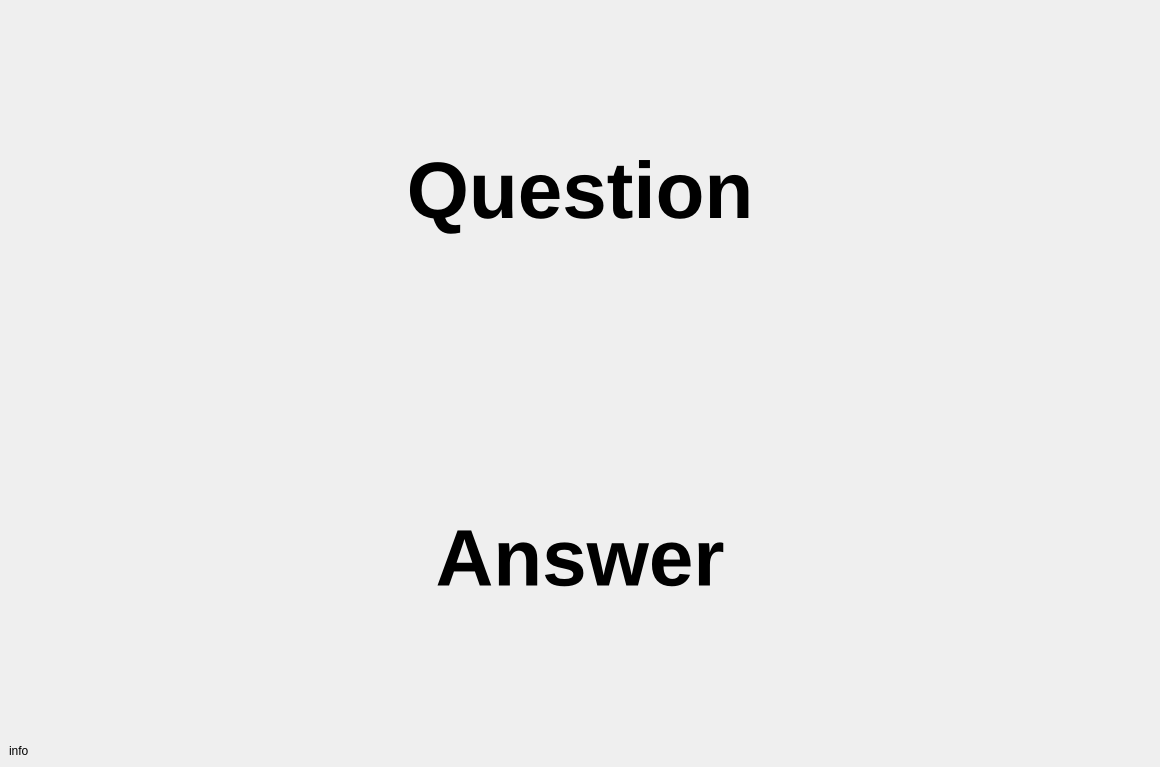
This is trainer/trainer.ui in Nummulith/Deutsch as Qt 5 draws it before an edit. The edited form follows.
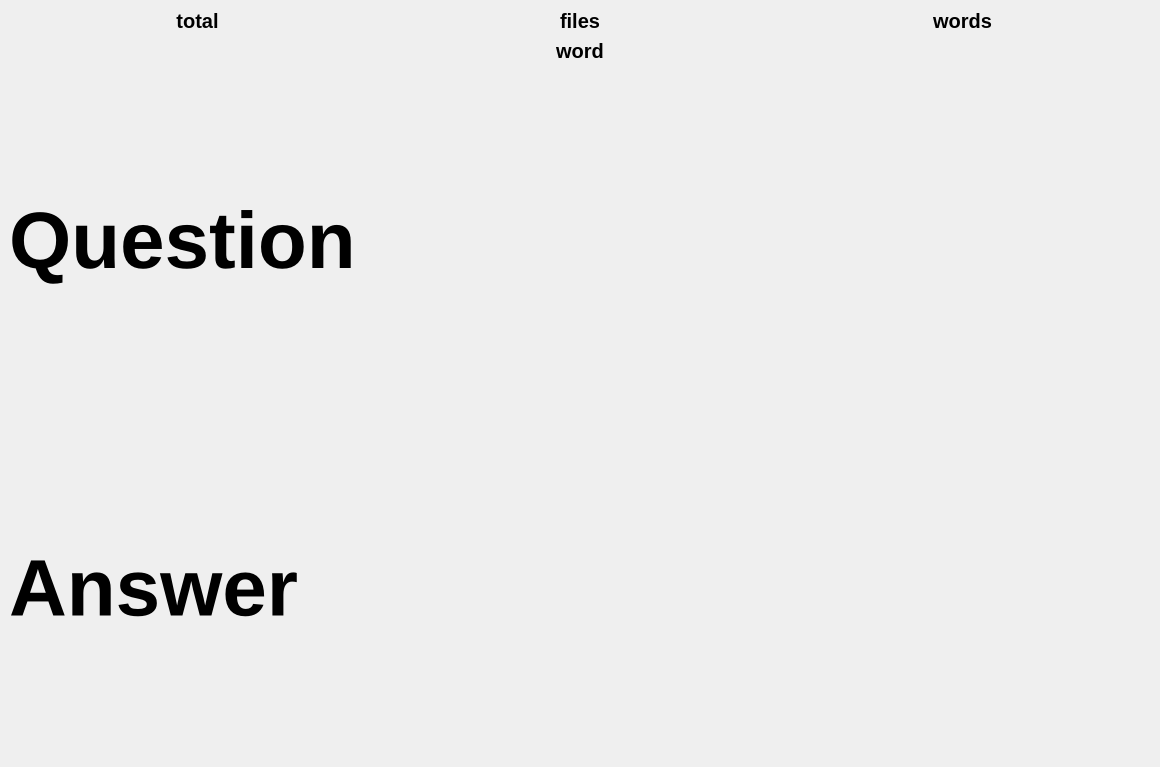
This is the edited form.

Diff of the .ui file:
```diff
--- a/trainer/trainer.ui
+++ b/trainer/trainer.ui
@@ -14,7 +14,82 @@
    <string>Word Trainer</string>
   </property>
   <widget class="QWidget" name="centralwidget">
-   <layout class="QVBoxLayout" name="verticalLayout" stretch="1,1,0">
+   <layout class="QVBoxLayout" name="verticalLayout" stretch="0,0,0,1,1">
+    <item>
+     <layout class="QHBoxLayout" name="horizontalLayout">
+      <item>
+       <widget class="QLabel" name="label_total">
+        <property name="font">
+         <font>
+          <pointsize>15</pointsize>
+          <weight>75</weight>
+          <bold>true</bold>
+         </font>
+        </property>
+        <property name="text">
+         <string>total</string>
+        </property>
+        <property name="alignment">
+         <set>Qt::AlignCenter</set>
+        </property>
+       </widget>
+      </item>
+      <item>
+       <widget class="QLabel" name="label_files">
+        <property name="font">
+         <font>
+          <pointsize>15</pointsize>
+          <weight>75</weight>
+          <bold>true</bold>
+         </font>
+        </property>
+        <property name="text">
+         <string>files</string>
+        </property>
+        <property name="alignment">
+         <set>Qt::AlignCenter</set>
+        </property>
+       </widget>
+      </item>
+      <item>
+       <widget class="QLabel" name="label_words">
+        <property name="font">
+         <font>
+          <pointsize>15</pointsize>
+          <weight>75</weight>
+          <bold>true</bold>
+         </font>
+        </property>
+        <property name="text">
+         <string>words</string>
+        </property>
+        <property name="alignment">
+         <set>Qt::AlignCenter</set>
+        </property>
+       </widget>
+      </item>
+     </layout>
+    </item>
+    <item>
+     <layout class="QHBoxLayout" name="lo_diagram"/>
+    </item>
+    <item>
+     <widget class="QLabel" name="label_word">
+      <property name="font">
+       <font>
+        <pointsize>15</pointsize>
+        <weight>75</weight>
+        <bold>true</bold>
+       </font>
+      </property>
+      <property name="text">
+       <string>word</string>
+      </property>
+      <property name="alignment">
+       <set>Qt::AlignCenter</set>
+      </property>
+     </widget>
+    </item>
     <item>
      <widget class="QLabel" name="label_question">
       <property name="font">
@@ -29,7 +104,7 @@
        <string>Question</string>
       </property>
       <property name="alignment">
-       <set>Qt::AlignCenter</set>
+       <set>Qt::AlignJustify|Qt::AlignVCenter</set>
       </property>
      </widget>
     </item>
@@ -47,14 +122,7 @@
        <string>Answer</string>
       </property>
       <property name="alignment">
-       <set>Qt::AlignCenter</set>
-      </property>
-     </widget>
-    </item>
-    <item>
-     <widget class="QLabel" name="label_info">
-      <property name="text">
-       <string>info</string>
+       <set>Qt::AlignJustify|Qt::AlignVCenter</set>
       </property>
      </widget>
     </item>
```
